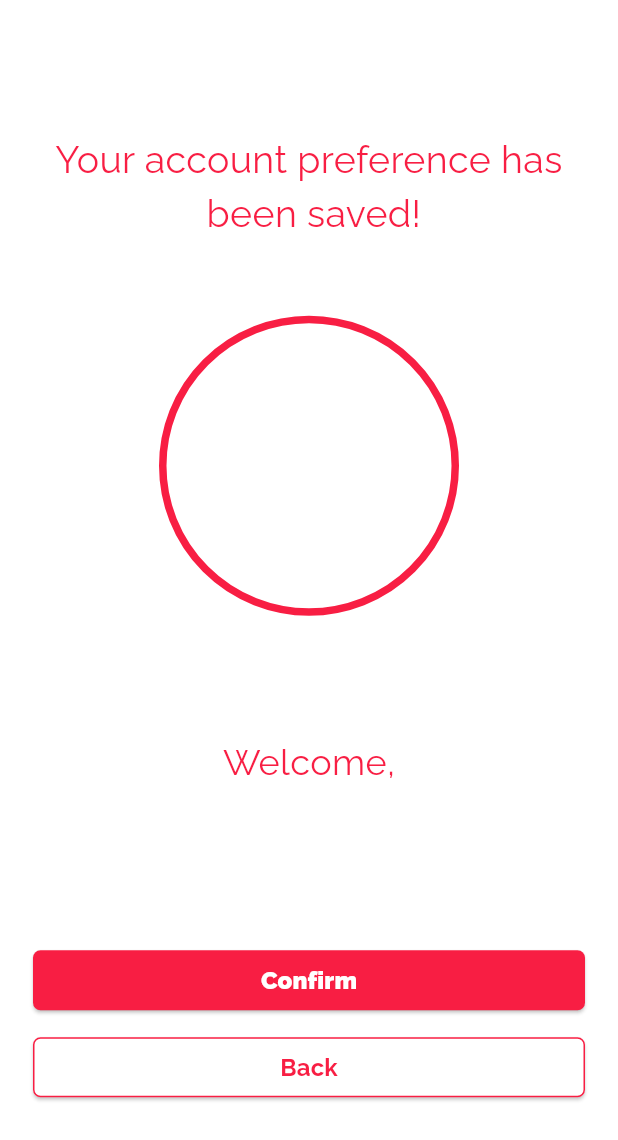
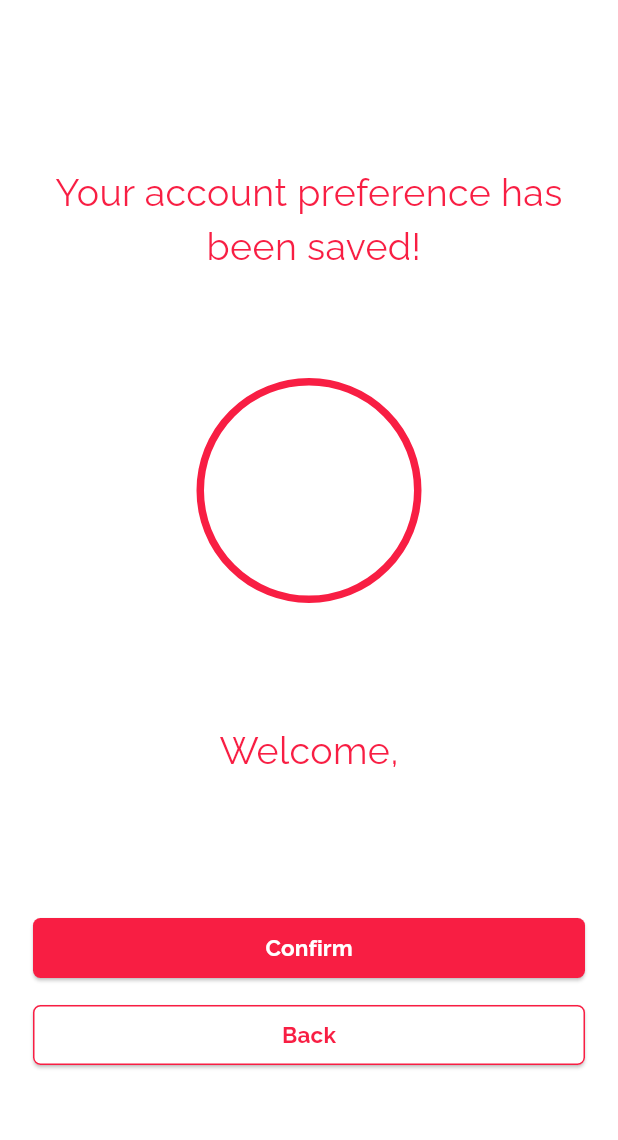
Before and after one commit to S0q0u/flutix, a Flutter app: the SuccessPage screen opened directly, on a phone screen of 412 x 824 dp. Shown: the top 1140 px of the screen. Run offline on Flutter 3.47's test engine with Material 3 defaults, Android fonts, the phone set to English and light mode, and no system bars; our stand-ins replace cloud_firestore, firebase_auth, firebase_core, firebase_storage, google_fonts, image_picker and 1 more; accounts and stored records are empty.

Commit message:
success page

```diff
--- a/lib/main.dart
+++ b/lib/main.dart
@@ -2,6 +2,7 @@ import 'package:flutter/material.dart';
 import 'package:piranti_bergerak/firebase_options.dart';
 import 'package:piranti_bergerak/providers/providers.dart';
 import 'package:firebase_core/firebase_core.dart';
+import 'package:piranti_bergerak/ui/pages/pages.dart';
 import 'package:piranti_bergerak/ui/widgets/widgets.dart';
 import 'package:provider/provider.dart';
 
@@ -26,8 +27,8 @@ class MyApp extends StatelessWidget {
       child: MaterialApp(
         theme: ThemeData(scaffoldBackgroundColor: Colors.white),
         debugShowCheckedModeBanner: false,
-        home: const LaunchApp(),
-        // home: const SuccessPage(),
+        // home: const LaunchApp(),
+        home: const SuccessPage(),
       ),
     );
   }
--- a/lib/ui/pages/success_page.dart
+++ b/lib/ui/pages/success_page.dart
@@ -12,9 +12,7 @@ class SuccessPage extends StatelessWidget {
         child: Column(
           mainAxisAlignment: MainAxisAlignment.center,
           children: [
-            Padding(
-              padding: const EdgeInsets.only(bottom: 20),
-              child: Text(
+            Text(
                 'Your account preference has \n been saved!',
                 style: GoogleFonts.raleway(
                   color: Color.fromARGB(255, 248, 30, 67),
@@ -22,44 +20,41 @@ class SuccessPage extends StatelessWidget {
                 ),
                 textAlign: TextAlign.center,
               ),
-            ),
-            const SizedBox(height: 30),
+            const SizedBox(height: 70),
             Container(
-              width: 200,
-              height: 200,
+              width: 150,
+              height: 150,
               decoration: BoxDecoration(
                 shape: BoxShape.circle,
                 border: Border.all(
                   color: const Color.fromARGB(255, 248, 30, 67),
                   width: 5,
                 ),
-                image: DecorationImage(
-                  image: userData.data!.profile != ""
-                      ? NetworkImage(userData.data!.profile!)
-                      : const AssetImage('assets/Profile.png')
-                          as ImageProvider<Object>,
-                  fit: BoxFit.cover,
-                ),
+                // image: DecorationImage(
+                //   image: userData.data!.profile != ""
+                //       ? NetworkImage(userData.data!.profile!)
+                //       : const AssetImage('assets/Profile.png')
+                //           as ImageProvider<Object>,
+                //   fit: BoxFit.cover,
+                // ),
               ),
             ),
             const SizedBox(height: 80),
-            const Text(
+            Text(
               'Welcome,',
-              style: TextStyle(
-                color: Color.fromARGB(255, 248, 30, 67),
-                fontFamily: 'Raleway',
-                fontSize: 24,
-              ),
+              style: GoogleFonts.raleway(
+                  color: Color.fromARGB(255, 248, 30, 67),
+                  fontSize: 25,
+                ),
             ),
-            Text(
-              userData.data!.nama!,
-              style: const TextStyle(
-                color: Colors.black,
-                fontFamily: 'Raleway',
-                fontSize: 24,
-              ),
-            ),
-            const SizedBox(height: 70),
+            // Text(
+            //   userData.data!.nama!,
+            //   style: GoogleFonts.raleway(
+                //   color: Colors.black,
+                //   fontSize: 24,
+                // ),
+            // ),
+            const SizedBox(height: 90),
             ElevatedButton(
               onPressed: () {
                 Navigator.of(context).pushReplacement(MaterialPageRoute(
@@ -79,13 +74,12 @@ class SuccessPage extends StatelessWidget {
                 padding: const EdgeInsets.all(8),
                 margin: const EdgeInsets.symmetric(horizontal: 10),
                 alignment: Alignment.center,
-                child: const Text(
+                child: Text(
                   'Confirm',
-                  style: TextStyle(
+                  style: GoogleFonts.raleway(
                     color: Colors.white,
-                    fontFamily: 'Raleway',
-                    fontSize: 16,
-                    fontWeight: FontWeight.w900,
+                    fontSize: 15,
+                    fontWeight: FontWeight.bold
                   ),
                 ),
               ),
@@ -113,13 +107,12 @@ class SuccessPage extends StatelessWidget {
                 padding: const EdgeInsets.all(8),
                 margin: const EdgeInsets.symmetric(horizontal: 10),
                 alignment: Alignment.center,
-                child: const Text(
+                child: Text(
                   'Back',
-                  style: TextStyle(
+                  style: GoogleFonts.raleway(
                     color: Color.fromARGB(255, 248, 30, 67),
-                    fontFamily: 'Raleway',
-                    fontSize: 16,
-                    fontWeight: FontWeight.bold,
+                    fontSize: 15,
+                    fontWeight: FontWeight.bold
                   ),
                 ),
               ),
```
